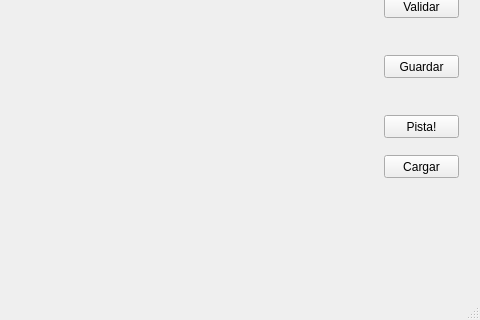
First picture: the form in sudoku.ui, repository luifevas/Sudoku, before the edit; both pictures show x 166 to 646 and y 82 to 402 of the 646 by 402 pixel window.
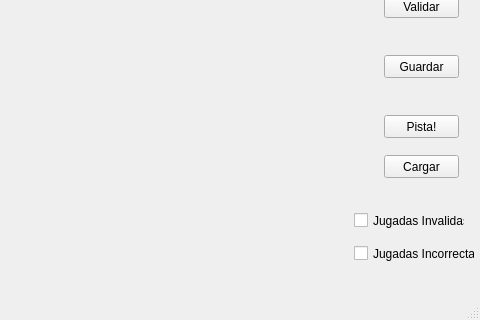
Second picture: the form after the edit.

Commit message: Jugadas Invalidas

```diff
--- a/sudoku.ui
+++ b/sudoku.ui
@@ -77,6 +77,32 @@
      <string>Cargar</string>
     </property>
    </widget>
+   <widget class="QCheckBox" name="invalido">
+    <property name="geometry">
+     <rect>
+      <x>520</x>
+      <y>270</y>
+      <width>111</width>
+      <height>31</height>
+     </rect>
+    </property>
+    <property name="text">
+     <string>Jugadas Invalidas</string>
+    </property>
+   </widget>
+   <widget class="QCheckBox" name="incorrecto">
+    <property name="geometry">
+     <rect>
+      <x>520</x>
+      <y>310</y>
+      <width>121</width>
+      <height>17</height>
+     </rect>
+    </property>
+    <property name="text">
+     <string>Jugadas Incorrectas</string>
+    </property>
+   </widget>
   </widget>
   <widget class="QMenuBar" name="menuBar">
    <property name="geometry">
```
The commit also changes 2 other files.
